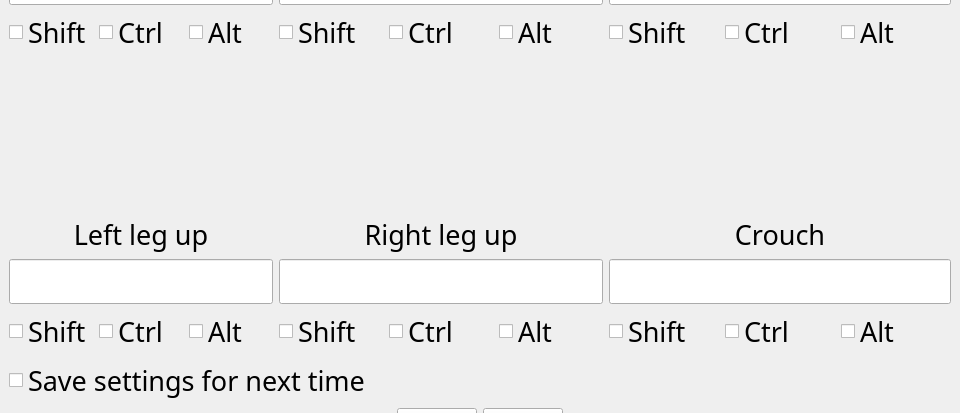
taisuke55/CSCI4250_GroupProject, file pose_setting.ui: the form before one commit; both pictures show x 0 to 960 and y 547 to 960 of the 960 by 1051 pixel window.
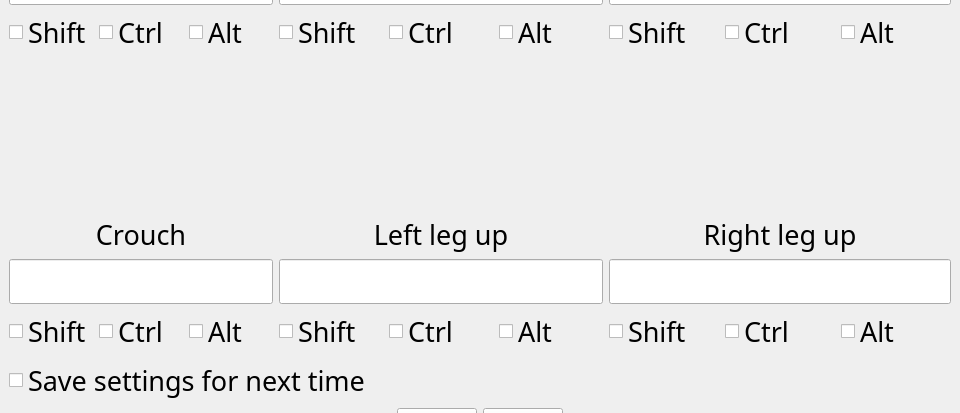
The form after the commit.

```diff
--- a/pose_setting.ui
+++ b/pose_setting.ui
@@ -411,7 +411,7 @@
       </item>
 
       <!-- Row 2: left leg / right leg / crouch -->
-      <item row="2" column="0">
+      <item row="2" column="1">
        <layout class="QVBoxLayout" name="layout_left_leg">
         <item>
          <widget class="QLabel" name="label_left_leg_img">
@@ -474,7 +474,7 @@
        </layout>
       </item>
 
-      <item row="2" column="1">
+      <item row="2" column="2">
        <layout class="QVBoxLayout" name="layout_right_leg">
         <item>
          <widget class="QLabel" name="label_right_leg_img">
@@ -537,7 +537,7 @@
        </layout>
       </item>
 
-      <item row="2" column="2">
+      <item row="2" column="0">
        <layout class="QVBoxLayout" name="layout_crouch">
         <item>
          <widget class="QLabel" name="label_crouch_img">
```
